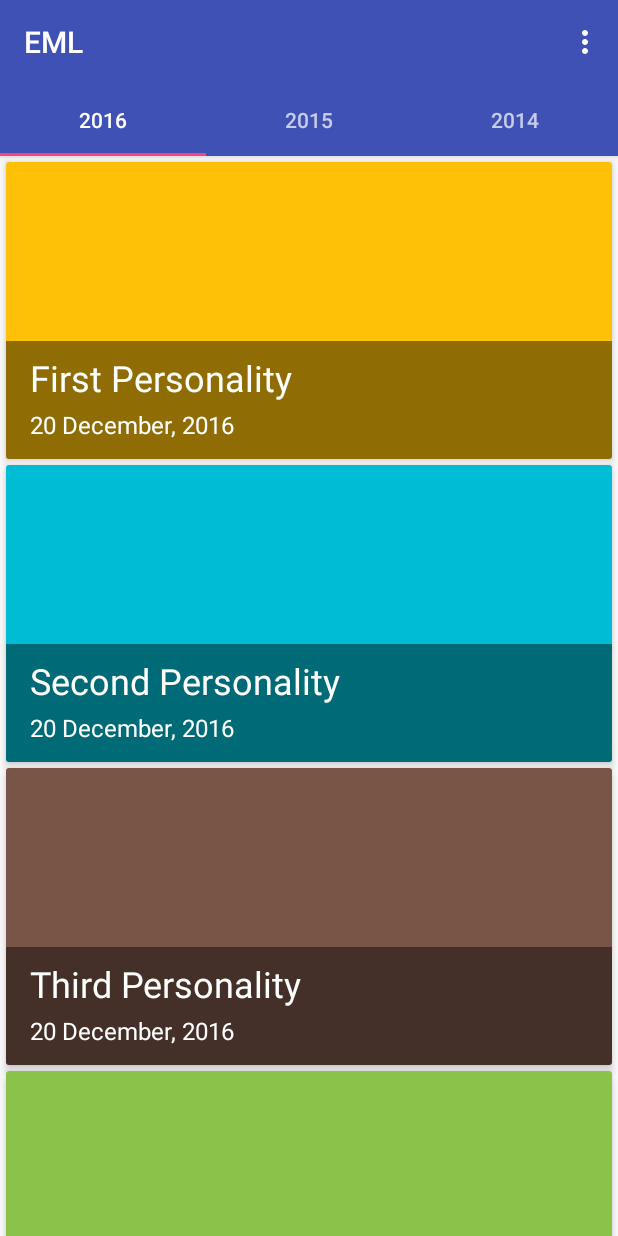
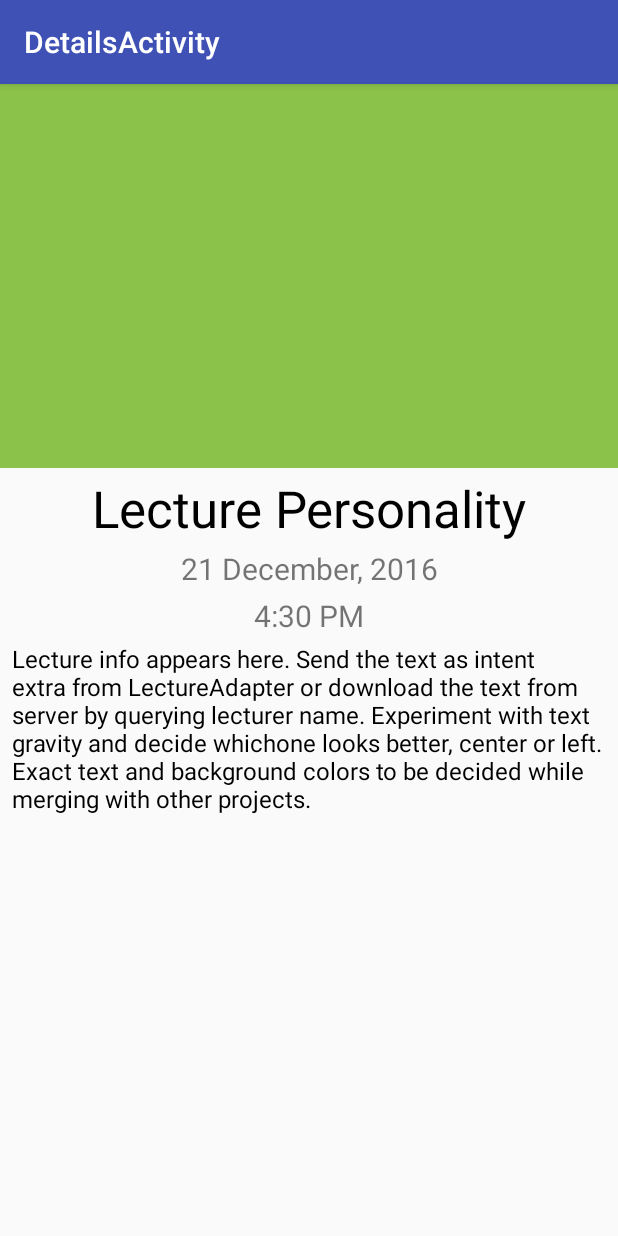
Before and after one commit to SathwikChadaga/EML, an Android app: the screen it shows after launch (MainActivity before the commit, DetailsActivity after it), after a tap on "20 December, 2016", on a phone screen of 412 x 824 dp. Run offline under Robolectric (Android 15) with nearby library versions, the phone set to English and light mode, and no system bars; our stand-ins replace Picasso; libraries missing offline, so code that uses them is left out: com.cloudinary, com.cloudinary.android; pictures from the network do not load; 2 statements that could not run were skipped.

Commit message:
feat: lecture details page

```diff
--- a/app/src/main/AndroidManifest.xml
+++ b/app/src/main/AndroidManifest.xml
@@ -3,16 +3,13 @@
     package="in.ac.iitm.students.eml">
 
     <uses-permission android:name="android.permission.INTERNET" />
+
     <application
         android:allowBackup="true"
         android:icon="@mipmap/ic_launcher"
         android:label="@string/app_name"
         android:supportsRtl="true"
         android:theme="@style/AppTheme">
-        <meta-data
-            android:name="CLOUDINARY_URL"
-            android:value="cloudinary://522398579359467:R-PMLKdYghJXbpYs_y08-fI74hc@dqmdyvfpp" />
-
         <activity
             android:name=".activities.MainActivity"
             android:label="@string/app_name"
@@ -23,6 +20,10 @@
                 <category android:name="android.intent.category.LAUNCHER" />
             </intent-filter>
         </activity>
+        <activity
+            android:name=".activities.DetailsActivity"
+            android:label="@string/title_activity_details"
+            android:theme="@style/AppTheme"></activity>
     </application>
 
 </manifest>
--- /dev/null
+++ b/app/src/main/java/in/ac/iitm/students/eml/activities/DetailsActivity.java
@@ -0,0 +1,22 @@
+package in.ac.iitm.students.eml.activities;
+
+import android.os.Bundle;
+import android.support.design.widget.FloatingActionButton;
+import android.support.design.widget.Snackbar;
+import android.support.v7.app.AppCompatActivity;
+import android.support.v7.widget.Toolbar;
+import android.view.View;
+
+import in.ac.iitm.students.eml.R;
+
+public class DetailsActivity extends AppCompatActivity {
+
+    @Override
+    protected void onCreate(Bundle savedInstanceState) {
+        super.onCreate(savedInstanceState);
+        setContentView(R.layout.activity_details);
+        Toolbar toolbar = (Toolbar) findViewById(R.id.toolbar);
+        setSupportActionBar(toolbar);
+    }
+
+}
--- a/app/src/main/java/in/ac/iitm/students/eml/adapters/LecturesAdapter.java
+++ b/app/src/main/java/in/ac/iitm/students/eml/adapters/LecturesAdapter.java
@@ -23,6 +23,7 @@ import android.widget.TextView;
 import android.widget.Toast;
 
 import in.ac.iitm.students.eml.R;
+import in.ac.iitm.students.eml.activities.DetailsActivity;
 
 import java.text.SimpleDateFormat;
 import java.util.ArrayList;
@@ -78,29 +79,19 @@ public class LecturesAdapter extends RecyclerView.Adapter<LecturesAdapter.ViewHo
         holder.rlLecture.setOnClickListener(new View.OnClickListener() {
             @Override
             public void onClick(View v) {
-                Toast.makeText(context, "You clicked " + title + holder.tvLecturer.getWidth(), Toast.LENGTH_SHORT).show();
+                Intent intent = new Intent(context, DetailsActivity.class);
+                context.startActivity(intent);
             }
         });
 
         int bgColors[] = {R.color.amber, R.color.cyan, R.color.brown, R.color.lightGreen};
         holder.ivLecturePic.setBackgroundResource(bgColors[(position % 4)]);
 
-//        String url = "http://res.cloudinary.com/dqmdyvfpp/image/upload/" +
-//                "h_" + holder.ivLecturePic.getHeight() +
-//                ",w_" + holder.ivLecturePic.getWidth() +
-//                ",c_crop/classical_night_2.jpg";
-//        Toast.makeText(context, url, Toast.LENGTH_SHORT).show();
-//        Picasso.with(context).load(url).into(holder.ivLecturePic);
-
         Cloudinary cloudinary = new Cloudinary("cloudinary://522398579359467:R-PMLKdYghJXbpYs_y08-fI74hc@dqmdyvfpp");
-        Picasso.with(context).load(cloudinary.url().
-                transformation(new Transformation()
-                        .width(holder.tvLecturer.getWidth())
-                        .height(holder.ivLecturePic.getHeight())
-                        .crop("center")
-                        .quality("auto")
-                        .fetchFormat("auto"))
-                .generate("http://res.cloudinary.com/saarang2017/image/upload/v1480619425/buzzer_xro2tn.jpg"))
+        Picasso.with(context)
+                .load(cloudinary
+                        .url()
+                        .generate("http://res.cloudinary.com/saarang2017/image/upload/v1480619425/buzzer_xro2tn.jpg"))
                 .into(holder.ivLecturePic);
     }
 
--- /dev/null
+++ b/app/src/main/res/layout/activity_details.xml
@@ -0,0 +1,26 @@
+<?xml version="1.0" encoding="utf-8"?>
+<android.support.design.widget.CoordinatorLayout xmlns:android="http://schemas.android.com/apk/res/android"
+    xmlns:app="http://schemas.android.com/apk/res-auto"
+    xmlns:tools="http://schemas.android.com/tools"
+    android:layout_width="match_parent"
+    android:layout_height="match_parent"
+    android:fitsSystemWindows="true"
+    tools:context="in.ac.iitm.students.eml.activities.DetailsActivity">
+
+    <android.support.design.widget.AppBarLayout
+        android:layout_width="match_parent"
+        android:layout_height="wrap_content"
+        android:theme="@style/AppTheme.AppBarOverlay">
+
+        <android.support.v7.widget.Toolbar
+            android:id="@+id/toolbar"
+            android:layout_width="match_parent"
+            android:layout_height="?attr/actionBarSize"
+            android:background="?attr/colorPrimary"
+            app:popupTheme="@style/AppTheme.PopupOverlay" />
+
+    </android.support.design.widget.AppBarLayout>
+
+    <include layout="@layout/content_details" />
+
+</android.support.design.widget.CoordinatorLayout>
--- /dev/null
+++ b/app/src/main/res/layout/content_details.xml
@@ -0,0 +1,70 @@
+<?xml version="1.0" encoding="utf-8"?>
+<ScrollView xmlns:android="http://schemas.android.com/apk/res/android"
+    xmlns:app="http://schemas.android.com/apk/res-auto"
+    xmlns:tools="http://schemas.android.com/tools"
+    android:id="@+id/content_details"
+    android:layout_width="match_parent"
+    android:layout_height="match_parent"
+    app:layout_behavior="@string/appbar_scrolling_view_behavior"
+    tools:context="in.ac.iitm.students.eml.activities.DetailsActivity"
+    tools:showIn="@layout/activity_details">
+
+    <LinearLayout
+        android:layout_width="match_parent"
+        android:layout_height="wrap_content"
+        android:orientation="vertical">
+
+        <ImageView
+            android:id="@+id/iv_details_lecture_pic"
+            android:layout_width="match_parent"
+            android:layout_height="256dp"
+            android:background="@color/lightGreen" />
+
+        <TextView
+            android:id="@+id/tv_details_lecturer"
+            android:layout_width="match_parent"
+            android:layout_height="wrap_content"
+            android:gravity="center_horizontal"
+            android:paddingLeft="8dp"
+            android:paddingRight="8dp"
+            android:paddingTop="4dp"
+            android:text="Lecture Personality"
+            android:textColor="#000000"
+            android:textSize="34sp" />
+
+        <TextView
+            android:id="@+id/tv_details_lecture_date"
+            android:layout_width="match_parent"
+            android:layout_height="wrap_content"
+            android:gravity="center_horizontal"
+            android:paddingLeft="8dp"
+            android:paddingRight="8dp"
+            android:paddingTop="4dp"
+            android:text="21 December, 2016"
+            android:textSize="20sp" />
+
+        <TextView
+            android:id="@+id/tv_details_lecture_time"
+            android:layout_width="match_parent"
+            android:layout_height="wrap_content"
+            android:gravity="center_horizontal"
+            android:paddingLeft="8dp"
+            android:paddingRight="8dp"
+            android:paddingTop="4dp"
+            android:text="4:30 PM"
+            android:textSize="20sp" />
+
+        <TextView
+            android:id="@+id/tv_details_lecture_info"
+            android:layout_width="match_parent"
+            android:layout_height="wrap_content"
+            android:gravity="left"
+            android:paddingLeft="8dp"
+            android:paddingRight="8dp"
+            android:paddingTop="4dp"
+            android:text="Lecture info appears here. Send the text as intent extra from LectureAdapter or download the text from server by querying lecturer name. Experiment with text gravity and decide whichone looks better, center or left. Exact text and background colors to be decided while merging with other projects."
+            android:textColor="#000000"
+            android:textSize="16sp" />
+
+    </LinearLayout>
+</ScrollView>
--- a/app/src/main/res/values/strings.xml
+++ b/app/src/main/res/values/strings.xml
@@ -4,4 +4,5 @@
 
     <!-- TODO: Remove or change this placeholder text -->
     <string name="hello_blank_fragment">Hello blank fragment</string>
+    <string name="title_activity_details">DetailsActivity</string>
 </resources>
```
Also changed, not shown: app/src/main/res/values-v21/styles.xml (+2 -9 lines).
